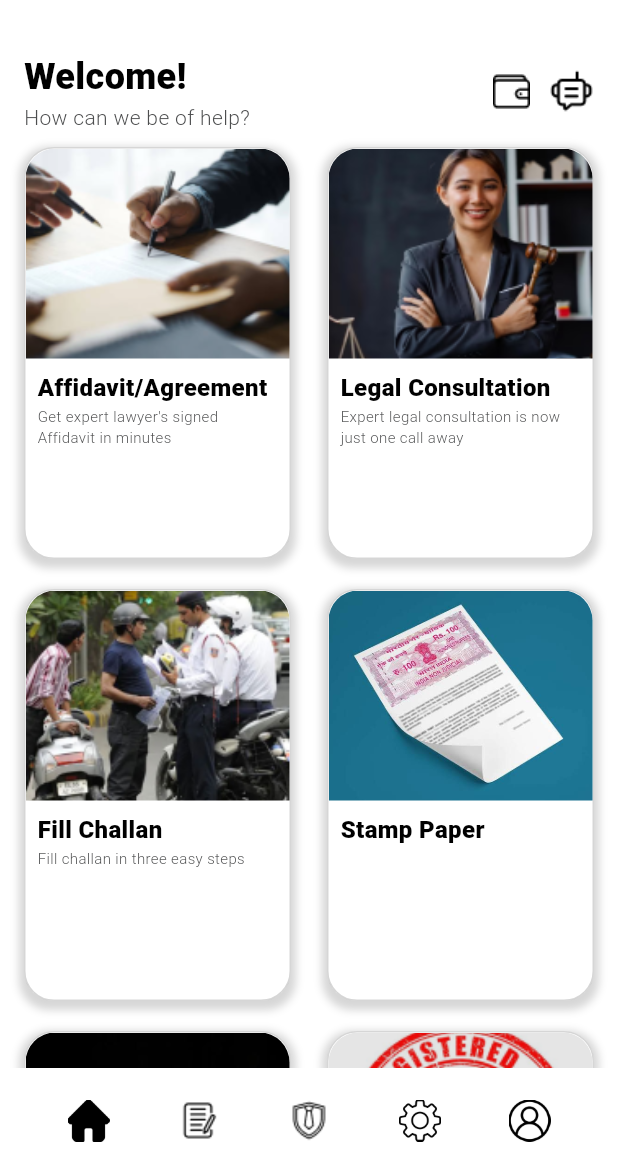
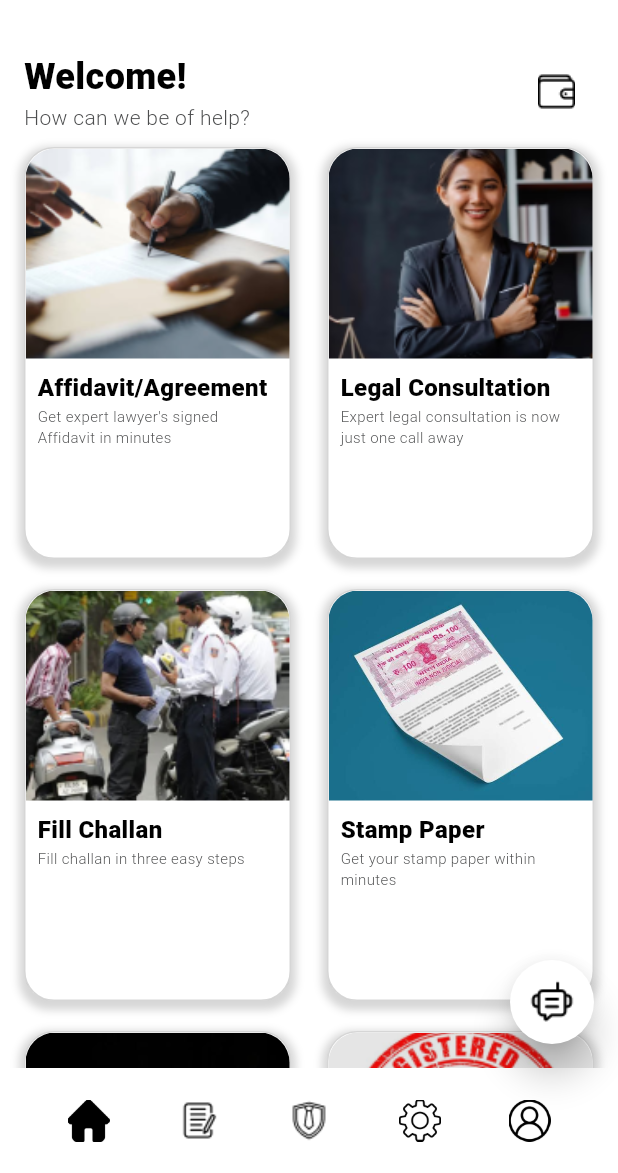
Before and after one commit to Ishita03-Singh/aapka_vakeel, a Flutter app: the Dashboard screen opened directly, after a tap on "Affidavit/Agreement", after a tap on "Legal Consultation", after a tap on "GST", on a phone screen of 412 x 824 dp, the part 63-1236 px from its top. Run offline on Flutter 3.47's test engine with Material 3 defaults, Android fonts, the phone set to English and light mode, and no system bars; our stand-ins replace animated_splash_screen, camera, cloud_firestore, country_picker, file_picker, firebase_auth and 9 more; missing offline and left inert: dart:html, flutter_pdfview, flutter_webrtc, razorpay_flutter, video_call; accounts and stored records are empty; network calls fail.

Commit message:
minor fixes and search added

```diff
--- a/lib/screens/Dashboard.dart
+++ b/lib/screens/Dashboard.dart
@@ -171,6 +171,19 @@ class _DashboardState extends State<Dashboard> {
   @override
   Widget build(BuildContext context) {
     return Scaffold(
+      floatingActionButton: FloatingActionButton(
+        shape: CircleBorder(),
+        elevation: 10,
+        backgroundColor: Colors.white,
+        onPressed: (){
+
+                              Navigator.push(
+                                context,
+                                PageTransition(
+                                    child: ChatScreen(),
+                                    type: PageTransitionType.rightToLeft));
+                            },
+                            child:  Image.asset(StrLiteral.bot,width: 30,),),
       body: scrollContainer(),
       bottomNavigationBar: ScBar(),
     );
@@ -204,16 +217,7 @@ class _DashboardState extends State<Dashboard> {
                                             ),
 
                                             SizedBox(width: 10),
-                          GestureDetector(
-                            onTap: (){
-                              Navigator.push(
-                                context,
-                                PageTransition(
-                                    child: ChatScreen(),
-                                    type: PageTransitionType.rightToLeft));
-                            },
-                            child: Image.asset(StrLiteral.bot,width: 30,),
-                                            ),
+
                         ],
                       )
                     ],)
@@ -247,7 +251,7 @@ class _DashboardState extends State<Dashboard> {
                     ),
                     SizedBox(width: 20,),
                     Container(child:
-                    getDashboardwidger(StrLiteral.stampPaper,"Stamp Paper","",(){
+                    getDashboardwidger(StrLiteral.stampPaper,"Stamp Paper","Get your stamp paper within minutes",(){
                        Navigator.push(
                         context,
                         PageTransition(
--- a/lib/screens/consultation/consultation.dart
+++ b/lib/screens/consultation/consultation.dart
@@ -24,8 +24,8 @@ class ConsultLawyer extends StatefulWidget {
 class _ConsultLawyerState extends State<ConsultLawyer> {
 
   TextEditingController _searchController = TextEditingController();
-  // List<UserClass> _filteredItems=[];
-  // List<UserClass> advocateList = [];
+  List<DocumentSnapshot> _filteredItems=[];
+  List<DocumentSnapshot> advocateList = [];
     final CollectionReference advocatesCollection =
       FirebaseFirestore.instance.collection('advocates');
 
@@ -37,13 +37,51 @@ class _ConsultLawyerState extends State<ConsultLawyer> {
     );
   }
 
-
  @override
   void initState() {
     super.initState();
-    // _initializeAsync();
+    _initializeAsync();
   }
 
+void _initializeAsync() {
+  // Listen to Firestore's snapshot stream
+  advocatesCollection.snapshots().listen((snapshot) {
+    if (snapshot != null) {
+      final List<DocumentSnapshot> docs = snapshot.docs;
+
+      // Update the state without using StreamBuilder
+      setState(() {
+        advocateList = docs;
+        _filteredItems = advocateList;
+      });
+    }
+  });
+
+  // Add the search controller listener once
+  _searchController.addListener(_filterList);
+}
+// _initializeAsync(){
+//   StreamBuilder<QuerySnapshot>(
+//       stream: advocatesCollection.snapshots(), // Listen to real-time changes
+//       builder: (context, snapshot) {
+//         if (snapshot.hasError) {
+//           return Center(child: Text('Error: ${snapshot.error}'));
+//         }
+
+//         if (snapshot.connectionState == ConnectionState.waiting) {
+//           return Center(child: CircularProgressIndicator());
+//         }
+
+//         // If data is available, display the list of advocates
+//         final List<DocumentSnapshot> docs = snapshot.data!.docs;
+//         setState(() {
+//            advocateList=docs;
+//         });
+//         _filteredItems=advocateList;
+//          _searchController.addListener(_filterList);
+//          return Container();
+//       });
+// }
   @override
   void dispose() {
     _searchController.dispose();
@@ -51,14 +89,23 @@ class _ConsultLawyerState extends State<ConsultLawyer> {
   }
 
 
-// Future<void> _initializeAsync() async {
-//   List<UserClass> advocateList=await Serverhttphelper.getAdvocateList();
-//     setState(() {
-//       advocateList = advocateList;
-//     });
-//      _filteredItems.addAll(advocateList);
-//   }
 
+
+  getAdvoactes(){
+
+  }
+
+void _filterList() {
+    String query = _searchController.text.toLowerCase();
+    setState(() {
+      _filteredItems = advocateList.where((item) {
+       var advocate = item.data() as Map<String, dynamic>;
+       String fullName = (advocate['firstName'] + " " + advocate['lastName']).toLowerCase();
+      return fullName.contains(query);
+    }).toList();
+      print(_filteredItems);
+    });
+  }
 
 // void _filterItems(String query) {
 //     List<UserClass> results = [];
@@ -112,35 +159,42 @@ class _ConsultLawyerState extends State<ConsultLawyer> {
 
 
 advoacteList(){
-   return StreamBuilder<QuerySnapshot>(
-      stream: advocatesCollection.snapshots(), // Listen to real-time changes
-      builder: (context, snapshot) {
-        if (snapshot.hasError) {
-          return Center(child: Text('Error: ${snapshot.error}'));
-        }
+  //  return StreamBuilder<QuerySnapshot>(
+  //     stream: advocatesCollection.snapshots(), // Listen to real-time changes
+  //     builder: (context, snapshot) {
+  //       if (snapshot.hasError) {
+  //         return Center(child: Text('Error: ${snapshot.error}'));
+  //       }
 
-        if (snapshot.connectionState == ConnectionState.waiting) {
-          return Center(child: CircularProgressIndicator());
-        }
+  //       if (snapshot.connectionState == ConnectionState.waiting) {
+  //         return Center(child: CircularProgressIndicator());
+  //       }
 
-        // If data is available, display the list of advocates
-        final List<DocumentSnapshot> docs = snapshot.data!.docs;
+  //       // If data is available, display the list of advocates
+  //       final List<DocumentSnapshot> docs = snapshot.data!.docs;
+
+  //       // setState(() {
+  //          advocateList=docs;
+  //       // });
+  //       _filteredItems=advocateList;
+  //        _searchController.addListener(_filterList);
+
 
         return Container(
           padding: EdgeInsets.only(top: 20),
           width: MediaQuery.of(context).size.width-40,
           height: MediaQuery.of(context).size.height-200,
           child: ListView.builder(
-            itemCount: docs.length,
+            itemCount: _filteredItems.length,
             itemBuilder: (context, index) {
-              var advocate = docs[index].data() as Map<String, dynamic>;
+              var advocate = _filteredItems[index].data() as Map<String, dynamic>;
               return getAdvocateContainer(advocate);
 
             },
           ),
         );
-      },
-    );
+      // },
+    // );
 }
 
   getAdvocateContainer( Map<String, dynamic> advocate){
```
Also changed, not shown: lib/screens/affidavitScreen.dart (+34 -20 lines), lib/searchDemo.dart (added, +72 -0 lines).
